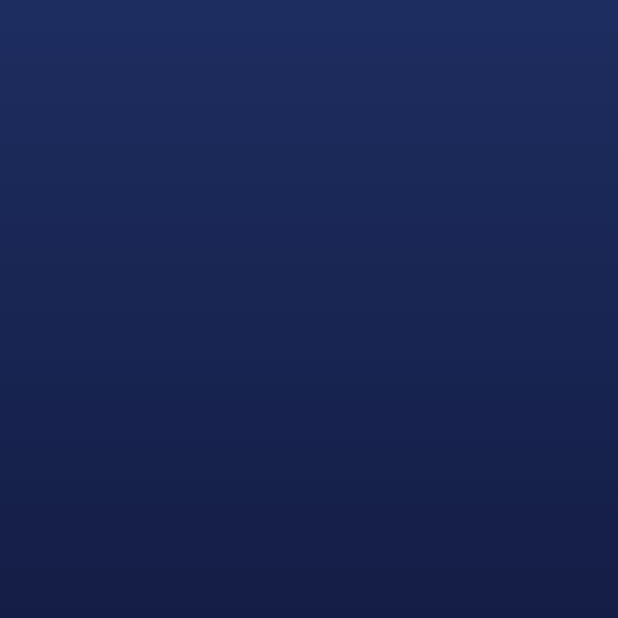
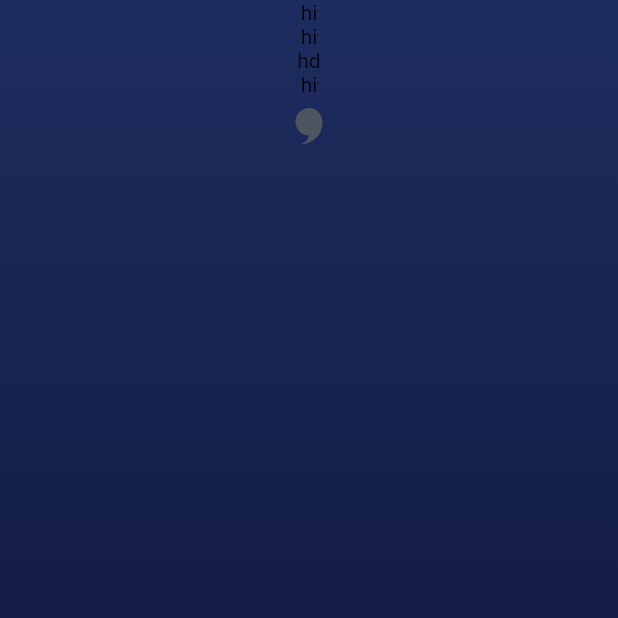
Before and after one commit to tnqkr98/gosleep_remote_flutter, a Flutter app: the screen it shows after launch, on a phone screen of 412 x 824 dp, the top half of it. Run offline on Flutter 3.47's test engine with Material 2 defaults, Android fonts, the phone set to English and light mode, and no system bars; our stand-ins replace flutter_svg.

```diff
--- a/lib/SleepMainWidget.dart
+++ b/lib/SleepMainWidget.dart
@@ -1,4 +1,5 @@
 import 'package:flutter/material.dart';
+import 'package:flutter_svg/flutter_svg.dart';
 
 class SleepMainWidget extends StatefulWidget{
   @override
@@ -17,6 +18,22 @@ class _SleepMainWidget extends State<SleepMainWidget>{
             end: Alignment.bottomCenter
           )
         ),
+        child: Center(
+          child:Column(
+            mainAxisAlignment: MainAxisAlignment.start,
+            children: <Widget>[
+              Text('hi'),
+              Text('hi'),
+              Text('hd'),
+              Text('hi'),
+              SvgPicture.asset(
+                'assets/images/ic_logo_40.svg',
+                width: 40,
+                height: 40
+              ),
+            ],
+          ),
+        ),
       ),
     );
   }
```
Also changed, not shown: pubspec.yaml (+5 -5 lines), assets/images/flutter.png (added), assets/images/ic_logo_40.svg (added), lib/GosleepMain.dart (renamed from lib/main.dart), 1 other file.
